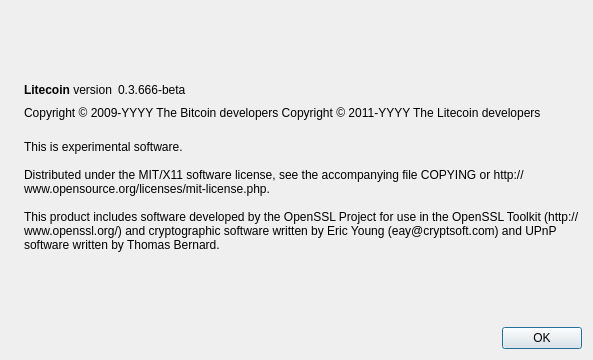
This is src/qt/forms/aboutdialog.ui in masterofnix/securealumnicoin3 as Qt 5 draws it before an edit. The edited form follows.
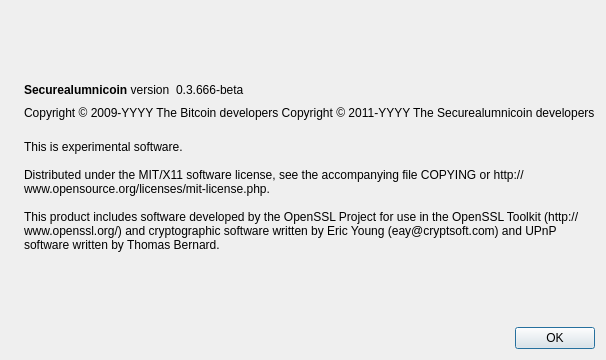
This is the edited form. Icons and pictures are not drawn.

Diff of the .ui file:
```diff
--- a/src/qt/forms/aboutdialog.ui
+++ b/src/qt/forms/aboutdialog.ui
@@ -50,7 +50,7 @@
           <cursorShape>IBeamCursor</cursorShape>
          </property>
          <property name="text">
-          <string>&lt;b&gt;Litecoin&lt;/b&gt; version</string>
+          <string>&lt;b&gt;Securealumnicoin&lt;/b&gt; version</string>
          </property>
          <property name="textInteractionFlags">
           <set>Qt::LinksAccessibleByMouse|Qt::TextSelectableByKeyboard|Qt::TextSelectableByMouse</set>
@@ -92,7 +92,7 @@
        </property>
        <property name="text">
         <string notr="true">Copyright &amp;copy; 2009-YYYY The Bitcoin developers
-Copyright &amp;copy; 2011-YYYY The Litecoin developers</string>
+Copyright &amp;copy; 2011-YYYY The Securealumnicoin developers</string>
        </property>
        <property name="textFormat">
         <enum>Qt::RichText</enum>
```
Left out of the diff: 2 changed lines with no effect on the pictures.
